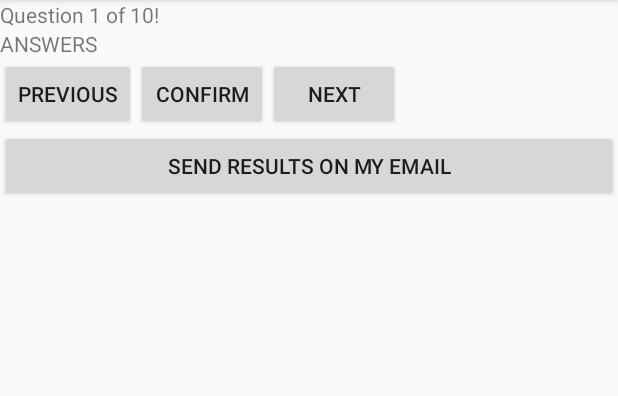
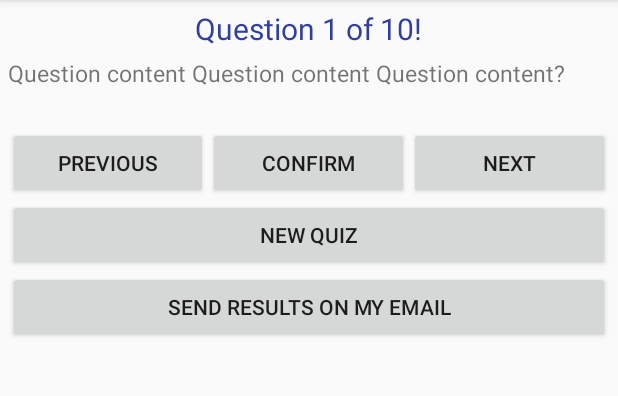
Before and after one commit to dmkudrik/MobileApplicationsProject, an Android app: the screen it shows after launch (QuizActivity), after a tap on "START QUIZ", on a phone screen of 412 x 824 dp, the part 84-480 px from its top. Run offline under Robolectric (Android 15) with nearby library versions, the phone set to English and light mode, and no system bars; libraries missing offline, so code that uses them is left out: com.facebook.stetho; 3 statements that could not run were skipped.

Commit message:
radioButtons added

```diff
--- a/Kwizz/app/src/main/java/ca/ipd12/quiz/rd/kwizz/Answer.java
+++ b/Kwizz/app/src/main/java/ca/ipd12/quiz/rd/kwizz/Answer.java
@@ -3,4 +3,5 @@ package ca.ipd12.quiz.rd.kwizz;
 public class Answer {
        public String answer;
        public boolean isCorrect=false;
+
 }
--- a/Kwizz/app/src/main/java/ca/ipd12/quiz/rd/kwizz/Globals.java
+++ b/Kwizz/app/src/main/java/ca/ipd12/quiz/rd/kwizz/Globals.java
@@ -1,6 +1,12 @@
 package ca.ipd12.quiz.rd.kwizz;
+
+import java.util.ArrayList;
 
 public class Globals {
     public static final int VER = 16;
     public static final String TAG = "kwizzz";
+
+    public static int currentQuestion = 0;
+    public static ArrayList<Question> currentQuestions= new ArrayList<>();
+
 }
--- a/Kwizz/app/src/main/java/ca/ipd12/quiz/rd/kwizz/Question.java
+++ b/Kwizz/app/src/main/java/ca/ipd12/quiz/rd/kwizz/Question.java
@@ -5,4 +5,11 @@ import java.util.ArrayList;
 public class Question {
     public String question;
     public ArrayList<Answer> answers; // every question must have at least 2 answers
+    public boolean isChecked=false; //true when user already checked one of the answers
+    public boolean isConfirmed=false; // true when user confirmed an answer
+    public int checkedAnswer=777; // get value 0 to 4
+
+//    private int getCorrectNumber(){
+//
+//    }
 }
--- a/Kwizz/app/src/main/java/ca/ipd12/quiz/rd/kwizz/QuizActivity.java
+++ b/Kwizz/app/src/main/java/ca/ipd12/quiz/rd/kwizz/QuizActivity.java
@@ -3,19 +3,39 @@ package ca.ipd12.quiz.rd.kwizz;
 import android.support.v7.app.AppCompatActivity;
 import android.os.Bundle;
 import android.view.View;
+import android.widget.RadioButton;
+import android.widget.RadioGroup;
 
 public class QuizActivity extends MenuActivity {
+
+    RadioButton rb;
+    RadioGroup rg = findViewById(R.id.rgAnswers);
 
     @Override
     protected void onCreate(Bundle savedInstanceState) {
         super.onCreate(savedInstanceState);
         setContentView(R.layout.activity_quiz);
+
+        addRadioButtons();
+    }
+
+    //Add answers for the current question to the layout
+    public void addRadioButtons(){
+        int numberOfAnswers = 3;
+        for(int i=0; i<numberOfAnswers; i++){
+            rb  = new RadioButton(this);
+            rb.setText("Question " + (i+1));
+            rb.setId(i);
+            rg.addView(rb);
+        }
     }
 
     public void goBack(View view) {
+        //Show previous answer
     }
 
     public void confirm(View view) {
+        //Confirm and go to the next
     }
 
     public void goForward(View view) {
@@ -23,4 +43,16 @@ public class QuizActivity extends MenuActivity {
 
     public void sendEmail(View view) {
     }
+
+    //User checked a radiobutton
+    public void answerChecked(View view) {
+    }
+
+    public void resetQuiz(View view) {
+    }
+
+    public void newQuiz(View view) {
+        //If there are questions answered, ask for confirmation
+
+    }
 }
--- a/Kwizz/app/src/main/res/layout/activity_main.xml
+++ b/Kwizz/app/src/main/res/layout/activity_main.xml
@@ -6,6 +6,7 @@
     android:layout_height="match_parent"
     tools:context=".MainActivity"
     android:orientation="vertical"
+    android:padding="5dp"
     >
 
     <TextView
--- a/Kwizz/app/src/main/res/layout/activity_quiz.xml
+++ b/Kwizz/app/src/main/res/layout/activity_quiz.xml
@@ -6,45 +6,79 @@
     android:layout_height="match_parent"
     tools:context=".QuizActivity"
     android:orientation="vertical"
+    android:padding="5dp"
     >
     <TextView
-    android:layout_width="wrap_content"
-    android:layout_height="wrap_content"
-    android:text="Question 1 of 10!"
+        android:layout_width="wrap_content"
+        android:layout_height="wrap_content"
+        android:text="Question 1 of 10!"
+        android:textColor="@color/colorPrimaryDark"
+        android:textSize="20sp"
+        android:layout_gravity="center_horizontal"
+        android:layout_marginBottom="5dp"
     />
     <TextView
         android:layout_width="wrap_content"
         android:layout_height="wrap_content"
-        android:text="ANSWERS"
+        android:text="Question content Question content Question content?"
+        android:layout_marginBottom="10dp"
+        android:textSize="15dp"
         />
+    <RadioGroup
+        android:id="@+id/rgAnswers"
+        android:layout_width="match_parent"
+        android:layout_height="wrap_content"
+        android:layout_marginBottom="15dp"
+        android:onClick="answerChecked"
+        >
+
+    </RadioGroup>
     <LinearLayout
         android:layout_width="match_parent"
         android:layout_height="wrap_content"
         android:orientation="horizontal"
+        android:weightSum="3"
         >
         <Button
             android:id="@+id/btBack"
             android:layout_height="wrap_content"
             android:text="@string/btBack"
             android:onClick="goBack"
-            android:layout_width="wrap_content">
+            android:layout_width="0dp"
+            android:layout_weight="1"
+            >
         </Button>
         <Button
             android:id="@+id/btConfirm"
             android:layout_height="wrap_content"
             android:text="@string/btConfirm"
             android:onClick="confirm"
-            android:layout_width="wrap_content">
+            android:layout_width="0dp"
+            android:layout_weight="1">
         </Button>
         <Button
             android:id="@+id/btForward"
             android:layout_height="wrap_content"
             android:text="@string/btForward"
             android:onClick="goForward"
-            android:layout_width="wrap_content">
+            android:layout_width="0dp"
+            android:layout_weight="1">
         </Button>
 
     </LinearLayout>
+
+
+
+    <Button
+        android:id="@+id/btNewQuiz"
+        android:layout_height="wrap_content"
+        android:text="@string/btNewQuiz"
+        android:onClick="newQuiz"
+        android:layout_width="match_parent"
+        >
+    </Button>
+
+
     <Button
         android:id="@+id/btEmail"
         android:layout_height="wrap_content"
--- a/Kwizz/app/src/main/res/values/strings.xml
+++ b/Kwizz/app/src/main/res/values/strings.xml
@@ -16,6 +16,8 @@
     <string name="btBack">Previous</string>
     <string name="btForward">Next</string>
     <string name="btConfirm">Confirm</string>
+    <string name="btReset">Reset current quiz</string>
+    <string name="btNewQuiz">New quiz</string>
     <string name="btEmail">Send results on my email</string>
 
 </resources>
```
